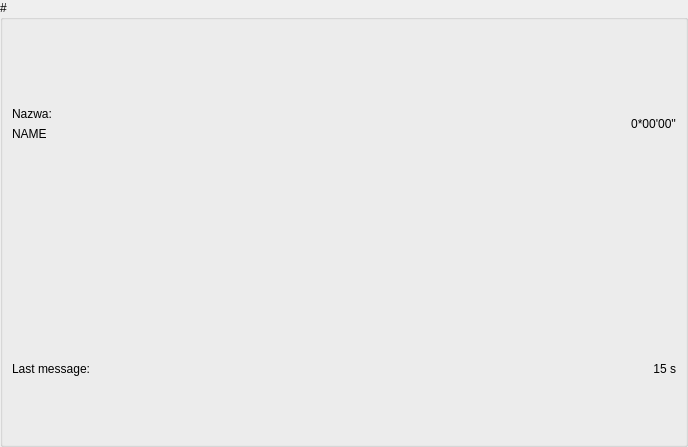
The window that DataVisualization/GUI/VehicleWidget.ui (highflyers/highflyers-data-visualization) describes before a commit, drawn with Qt 5.
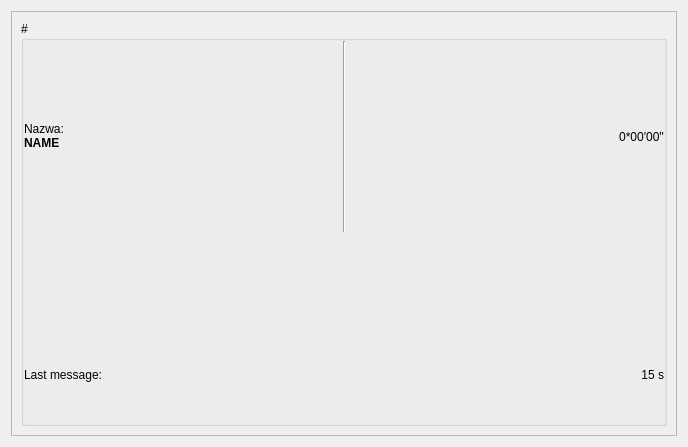
The same window after the commit. Custom widgets are drawn as their Qt base class.

Commit message: VehicleWidget: layout refactor

```diff
--- a/DataVisualization/GUI/VehicleWidget.ui
+++ b/DataVisualization/GUI/VehicleWidget.ui
@@ -13,18 +13,30 @@
   <property name="windowTitle">
    <string>Form</string>
   </property>
-  <layout class="QVBoxLayout" name="verticalLayout">
+  <layout class="QHBoxLayout" name="horizontalLayout_3">
+   <item>
+    <widget class="QFrame" name="frame">
+     <property name="frameShape">
+      <enum>QFrame::StyledPanel</enum>
+     </property>
+     <property name="frameShadow">
+      <enum>QFrame::Raised</enum>
+     </property>
+     <layout class="QHBoxLayout" name="horizontalLayout_2">
+      <property name="spacing">
+       <number>0</number>
+      </property>
    <property name="leftMargin">
-    <number>0</number>
+       <number>9</number>
    </property>
    <property name="topMargin">
-    <number>0</number>
+       <number>9</number>
    </property>
    <property name="rightMargin">
-    <number>0</number>
+       <number>9</number>
    </property>
    <property name="bottomMargin">
-    <number>0</number>
+       <number>9</number>
    </property>
    <item>
     <widget class="QGroupBox" name="groupBox">
@@ -32,8 +44,39 @@
       <string>#</string>
      </property>
      <layout class="QHBoxLayout" name="horizontalLayout">
+         <property name="spacing">
+          <number>0</number>
+         </property>
+         <property name="leftMargin">
+          <number>0</number>
+         </property>
+         <property name="topMargin">
+          <number>0</number>
+         </property>
+         <property name="rightMargin">
+          <number>0</number>
+         </property>
+         <property name="bottomMargin">
+          <number>0</number>
+         </property>
       <item>
        <layout class="QGridLayout" name="gridLayout">
+           <item row="0" column="2" rowspan="2">
+            <widget class="QLabel" name="label_pos">
+             <property name="sizePolicy">
+              <sizepolicy hsizetype="Preferred" vsizetype="Minimum">
+               <horstretch>0</horstretch>
+               <verstretch>0</verstretch>
+              </sizepolicy>
+             </property>
+             <property name="text">
+              <string>0*00'00''</string>
+             </property>
+             <property name="alignment">
+              <set>Qt::AlignRight|Qt::AlignTrailing|Qt::AlignVCenter</set>
+             </property>
+            </widget>
+           </item>
         <item row="3" column="0">
          <widget class="QLabel" name="label_5">
           <property name="sizePolicy">
@@ -47,10 +90,10 @@
           </property>
          </widget>
         </item>
-        <item row="2" column="0" colspan="2">
+           <item row="2" column="0" colspan="3">
          <widget class="QCustomPlot" name="chart" native="true"/>
         </item>
-        <item row="3" column="1">
+           <item row="3" column="2">
          <widget class="QLabel" name="label_last_message">
           <property name="sizePolicy">
            <sizepolicy hsizetype="Preferred" vsizetype="Minimum">
@@ -74,6 +117,12 @@
             <verstretch>0</verstretch>
            </sizepolicy>
           </property>
+             <property name="font">
+              <font>
+               <weight>75</weight>
+               <bold>true</bold>
+              </font>
+             </property>
           <property name="text">
            <string>NAME</string>
           </property>
@@ -98,22 +147,6 @@
           </property>
          </widget>
         </item>
-        <item row="0" column="1" rowspan="2">
-         <widget class="QLabel" name="label_pos">
-          <property name="sizePolicy">
-           <sizepolicy hsizetype="Preferred" vsizetype="Minimum">
-            <horstretch>0</horstretch>
-            <verstretch>0</verstretch>
-           </sizepolicy>
-          </property>
-          <property name="text">
-           <string>0*00'00''</string>
-          </property>
-          <property name="alignment">
-           <set>Qt::AlignRight|Qt::AlignTrailing|Qt::AlignVCenter</set>
-          </property>
-         </widget>
-        </item>
         <item row="4" column="0">
          <spacer name="horizontalSpacer">
           <property name="orientation">
@@ -122,12 +155,12 @@
           <property name="sizeHint" stdset="0">
            <size>
             <width>40</width>
-            <height>20</height>
+               <height>1</height>
            </size>
           </property>
          </spacer>
         </item>
-        <item row="4" column="1">
+           <item row="4" column="2">
          <spacer name="horizontalSpacer_2">
           <property name="orientation">
            <enum>Qt::Horizontal</enum>
@@ -135,12 +168,22 @@
           <property name="sizeHint" stdset="0">
            <size>
             <width>40</width>
-            <height>20</height>
+               <height>1</height>
            </size>
           </property>
          </spacer>
         </item>
-       </layout>
+           <item row="0" column="1" rowspan="2">
+            <widget class="Line" name="line">
+             <property name="orientation">
+              <enum>Qt::Vertical</enum>
+             </property>
+            </widget>
+           </item>
+          </layout>
+         </item>
+        </layout>
+       </widget>
       </item>
      </layout>
     </widget>
```
Lines whose indentation alone changed are shown as unchanged.
